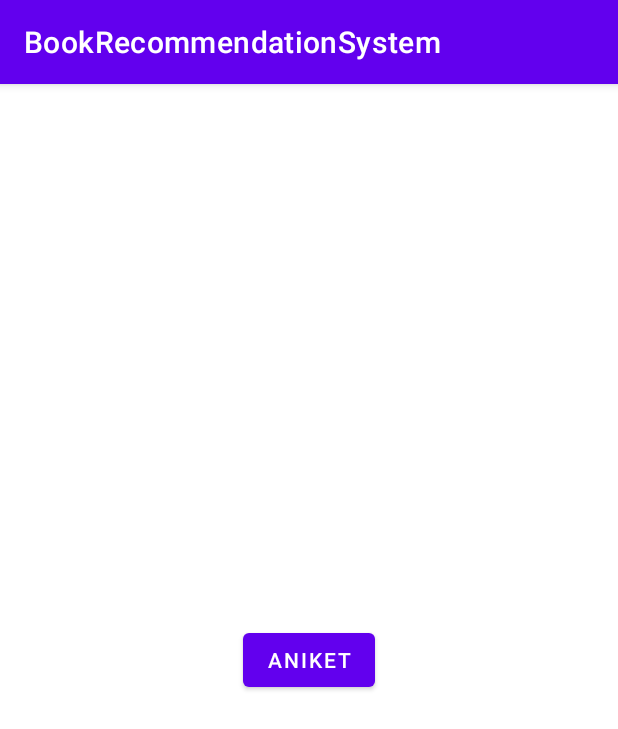
After one commit to miniprojectsem56/BookRecommendationSystem, an Android app: the Index screen opened directly, with no data from a screen before it, on a phone screen of 412 x 824 dp. The commit adds this screen. Shown: the top 729 px of the screen. Run offline under Robolectric (Android 15) with nearby library versions, the phone set to English and light mode, and no system bars.

Commit message:
New Activity named index is added using intent.

```diff
--- a/app/src/main/AndroidManifest.xml
+++ b/app/src/main/AndroidManifest.xml
@@ -9,6 +9,7 @@
         android:roundIcon="@mipmap/ic_launcher_round"
         android:supportsRtl="true"
         android:theme="@style/Theme.BookRecommendationSystem">
+        <activity android:name=".Index"></activity>
         <activity android:name=".MainActivity">
             <intent-filter>
                 <action android:name="android.intent.action.MAIN" />
--- /dev/null
+++ b/app/src/main/java/com/example/bookrecommendationsystem/Index.java
@@ -0,0 +1,18 @@
+package com.example.bookrecommendationsystem;
+
+import androidx.appcompat.app.AppCompatActivity;
+
+import android.content.Intent;
+import android.os.Bundle;
+
+public class Index extends AppCompatActivity {
+
+    @Override
+    protected void onCreate(Bundle savedInstanceState) {
+        super.onCreate(savedInstanceState);
+        setContentView(R.layout.activity_index);
+
+        Intent intent=getIntent();
+
+    }
+}
--- /dev/null
+++ b/app/src/main/res/layout/activity_index.xml
@@ -0,0 +1,19 @@
+<?xml version="1.0" encoding="utf-8"?>
+<androidx.constraintlayout.widget.ConstraintLayout xmlns:android="http://schemas.android.com/apk/res/android"
+    xmlns:app="http://schemas.android.com/apk/res-auto"
+    xmlns:tools="http://schemas.android.com/tools"
+    android:layout_width="match_parent"
+    android:layout_height="match_parent"
+    tools:context=".Index">
+
+    <Button
+        android:id="@+id/button"
+        android:layout_width="wrap_content"
+        android:layout_height="wrap_content"
+        android:text="Aniket"
+        app:layout_constraintBottom_toBottomOf="parent"
+        app:layout_constraintEnd_toEndOf="parent"
+        app:layout_constraintHorizontal_bias="0.5"
+        app:layout_constraintStart_toStartOf="parent"
+        app:layout_constraintTop_toTopOf="parent" />
+</androidx.constraintlayout.widget.ConstraintLayout>
```
Also changed, not shown: app/src/main/java/com/example/bookrecommendationsystem/MainActivity.java (+13 -1 lines), app/src/main/res/layout/activity_main.xml (+9 -7 lines).
